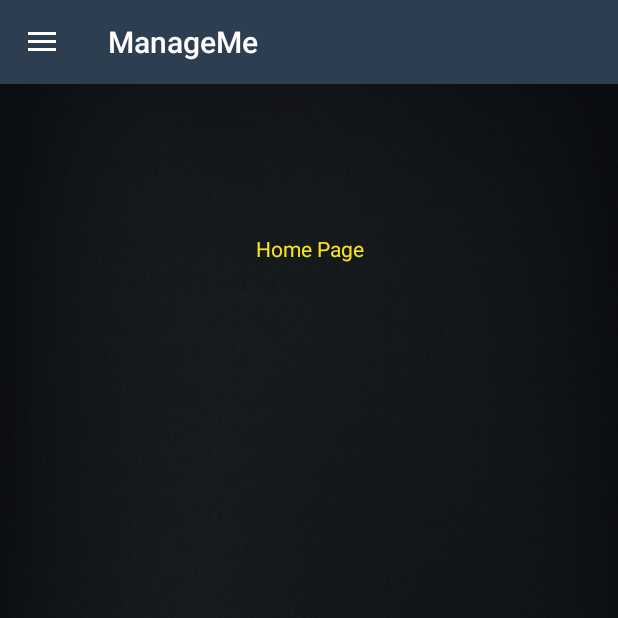
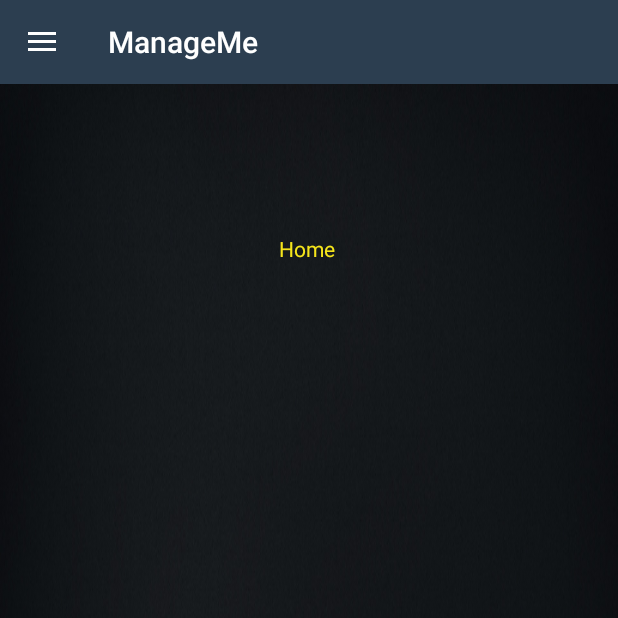
Before and after one commit to dhruvbpatel/ManageMe, an Android app: the screen it shows after launch once a user with an empty profile is signed in (Money), after a tap on "MONEY MANAGEMENT", on a phone screen of 412 x 824 dp, the top half of it. Run offline under Robolectric (Android 15) with nearby library versions, the phone set to English and light mode, and no system bars; our stand-ins replace Firebase (no records; nobody signed in at launch, a user with empty details on screens opened directly).

```diff
--- a/app/src/main/res/layout/activity_main5.xml
+++ b/app/src/main/res/layout/activity_main5.xml
@@ -24,13 +24,12 @@
             ></android.support.v7.widget.Toolbar>
 
 
-
         <android.support.v7.widget.AppCompatTextView
             android:layout_width="match_parent"
             android:layout_height="match_parent"
             android:background="@drawable/darkbg"
             android:padding="100dp"
-            android:text="Home Page"
+            android:text="Home "
             android:textAlignment="center"
             android:textColor="#f5e51b" />
 
```
Also changed, not shown: app/src/main/java/com/example/myapplication1/Activities/RegisterActivity.java (+14 -3 lines), app/src/main/java/com/example/myapplication1/Activities/LoginActivity.java (indentation only), 1 other file.
